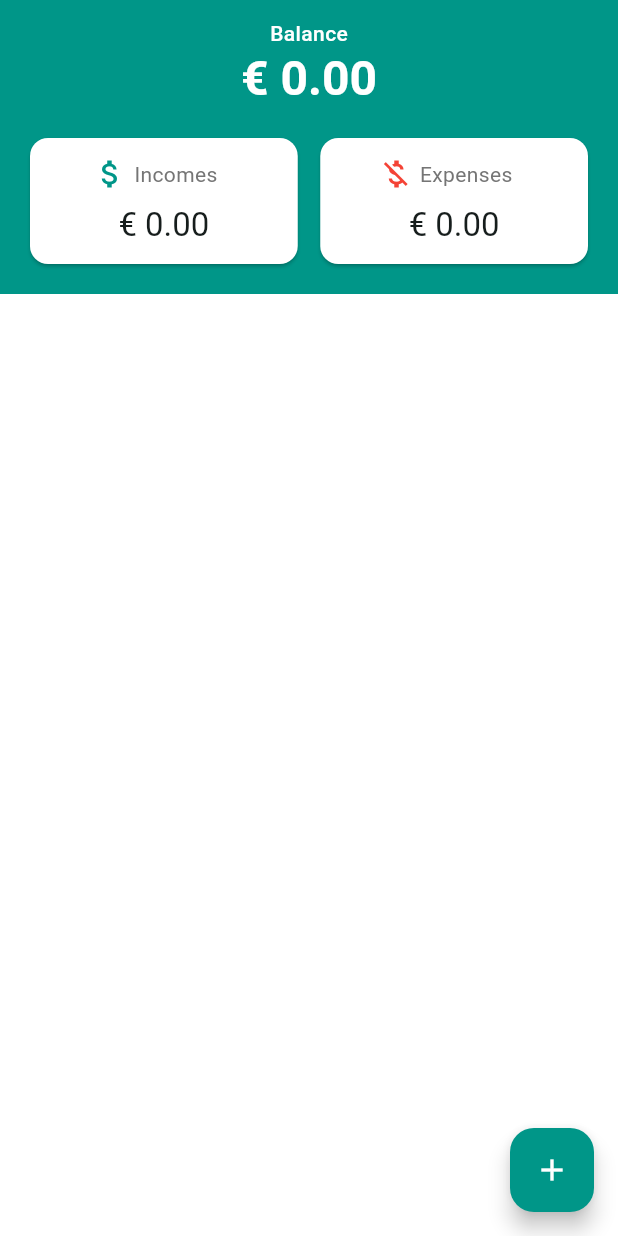
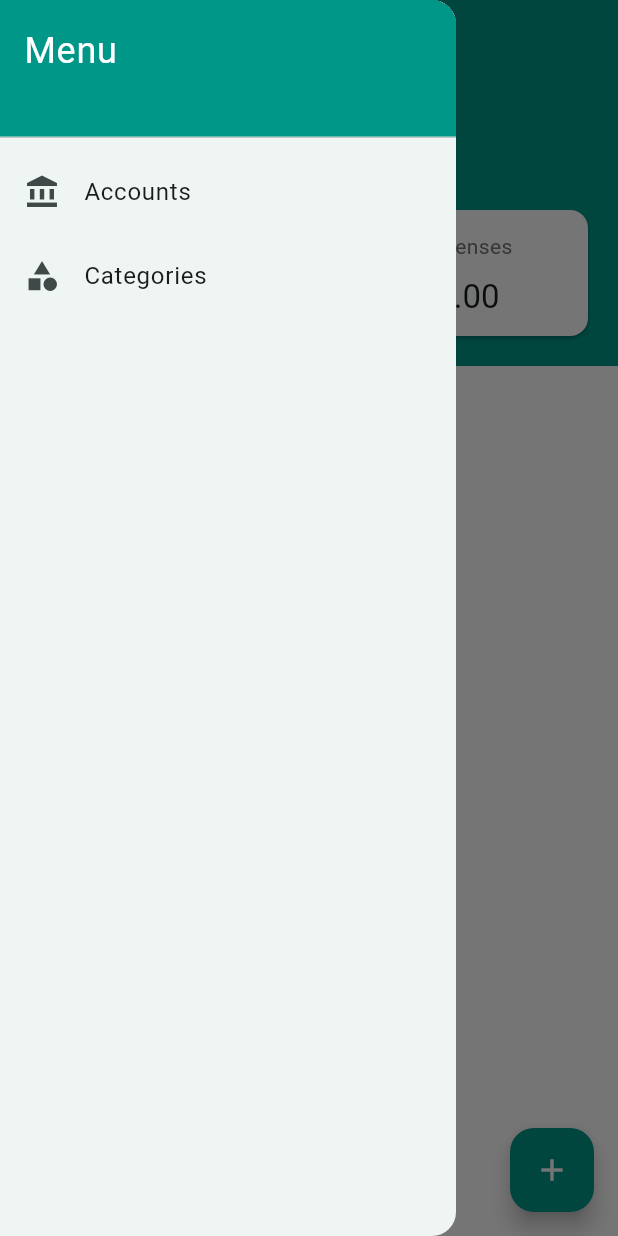
Before and after one commit to kimpuvi99/moneytracker, a Flutter app: the screen it shows after launch, with the side drawer open (before the commit the screen has no drawer), on a phone screen of 412 x 824 dp. Run offline on Flutter 3.47's test engine with Material 3 defaults, Android fonts, the phone set to English and light mode, and no system bars; our stand-ins replace currency_text_input_formatter, shared_preferences, sqflite; accounts and stored records are empty.

Commit message:
Initial commit

```diff
--- a/lib/main.dart
+++ b/lib/main.dart
@@ -1,8 +1,10 @@
 import 'package:flutter/material.dart';
 import 'package:money_tracker/controller/transactions_provider.dart';
+import 'package:money_tracker/database/transaction_database.dart'; // Importa la base de datos
+import 'package:money_tracker/view/screens/categories_screen.dart';
 import 'package:provider/provider.dart';
-
-import 'view/home_screen.dart';
+import 'view/screens/home_screen.dart';
+import 'view/screens/accounts_screen.dart';
 
 void main() {
   runApp(const MyApp());
@@ -11,18 +13,103 @@ void main() {
 class MyApp extends StatelessWidget {
   const MyApp({super.key});
 
-  // This widget is the root of your application.
+  @
+override
+  Widget build(BuildContext context) {
+    return ChangeNotifierProvider(
+      create: (context) => TransactionsProvider()..fetchTransactions(),
+      child: MaterialApp(
+        title: 'Money Tracker',
+        debugShowCheckedModeBanner: false,
+        theme: ThemeData(
+          colorScheme: ColorScheme.fromSeed(seedColor: Colors.teal),
+          useMaterial3: true,
+        ),
+        home: const NavigationHomeScreenContainer(), // Nuevo widget contenedor
+      ),
+    );
+  }
+}
+
+// Nuevo widget contenedor para NavigationHomeScreen
+class NavigationHomeScreenContainer extends StatefulWidget {
+  const NavigationHomeScreenContainer({super.key});
+
+  @override
+  State<NavigationHomeScreenContainer> createState() => _NavigationHomeScreenContainerState();
+}
+
+class _NavigationHomeScreenContainerState extends State<NavigationHomeScreenContainer> {
   @override
   Widget build(BuildContext context) {
-    return ChangeNotifierProvider(
-        create: (context) => TransactionsProvider(),
-        child: MaterialApp(
-          title: 'Flutter Demo',
-          theme: ThemeData(
-            colorScheme: ColorScheme.fromSeed(seedColor: Colors.teal),
-            useMaterial3: true,
-          ),
-          home: const HomeScreen(),
-        ));
+    return const NavigationHomeScreen(); // Retorna el NavigationHomeScreen original
+  }
+
+  @override
+  void dispose() {
+    TransactionDatabase.instance.close(); // Cierra la base de datos
+    super.dispose();
   }
 }
+
+// Nueva clase para manejar la navegación con el Drawer (sin cambios)
+
+class NavigationHomeScreen extends StatelessWidget {
+  const NavigationHomeScreen({super.key});
+
+  @override
+  Widget build(BuildContext context) {
+    return Scaffold(
+      appBar: AppBar(
+        backgroundColor: Colors.teal,
+      ),
+      drawer: SizedBox(
+        child: Drawer(
+          child: ListView(
+            padding: EdgeInsets.zero,
+            children: [
+              const SizedBox(
+                height: 100,
+                child: DrawerHeader(
+                  decoration: BoxDecoration(
+                    color: Colors.teal,
+                  ),
+                  child: Text('Menu',
+                    style: TextStyle(
+                      color: Colors.white,
+                      fontSize: 24,
+                    ),
+                  ),
+                ),
+              ),
+
+              ListTile(
+                leading: const Icon(Icons.account_balance),
+                title: const Text('Accounts'),
+                onTap: () {
+                  Navigator.pop(context);
+                  Navigator.push(
+                    context,
+                    MaterialPageRoute(builder: (context) => const AccountsScreen()),
+                  );
+                },
+              ),
+              ListTile(
+                leading: const Icon(Icons.category),
+                title: const Text('Categories'),
+                onTap: () {
+                  Navigator.pop(context);
+                  Navigator.push(
+                    context,
+                    MaterialPageRoute(builder: (context) => const CategoriesScreen()),
+                  );
+                },
+              ),
+            ],
+          ),
+        ),
+      ),
+      body: const HomeScreen(),
+    );
+  }
+}
--- a/lib/model/transaction.dart
+++ b/lib/model/transaction.dart
@@ -1,17 +1,28 @@
 enum TransactionType { income, expense }
 
 class Transaction {
-  final String id; // Add the id property
+  final String id;
   final TransactionType type;
   final double amount;
   final String description;
   final DateTime date;
 
   Transaction({
-    required this.id, // Make id a required positional parameter
+    required this.id,
     required this.type,
     required this.amount,
     required this.description,
     required this.date,
-  }); // Remove the ID generation from the constructor
+  });
+
+  // Add the toMap() method:
+  Map<String, dynamic> toMap() {
+    return {
+      'id': id,
+      'type': type.toString(), // Convert enum to string for database
+      'amount': amount,
+      'description': description,
+      'date': date.millisecondsSinceEpoch, // Store date as milliseconds
+    };
+  }
 }
--- a/lib/view/components/home_header.dart
+++ b/lib/view/components/home_header.dart
@@ -22,11 +22,10 @@ class HomeHeader extends StatelessWidget {
       ),
       child: Column(
         children: [
-          const SizedBox(height: 12),
           Text('Balance',
               style: Theme.of(context)
                   .textTheme
-                  .bodyMedium!
+                  .bodyLarge!
                   .copyWith(color: Colors.white, fontWeight: FontWeight.w500)),
           Text('€ ${balance.toStringAsFixed(2)}',
               style: Theme.of(context)
--- a/lib/view/home_screen.dart
+++ b/lib/view/screens/home_screen.dart
@@ -1,7 +1,7 @@
 import 'package:flutter/material.dart';
-import 'components/add_transaction_dialog.dart';
-import 'components/home_header.dart';
-import 'components/transactions_list.dart';
+import '../components/add_transaction_dialog.dart';
+import '../components/home_header.dart';
+import '../components/transactions_list.dart';
 
 class HomeScreen extends StatefulWidget {
   const HomeScreen({super.key});
--- a/pubspec.yaml
+++ b/pubspec.yaml
@@ -28,6 +28,8 @@ environment:
 # the latest version available on pub.dev. To see which dependencies have newer
 # versions available, run `flutter pub outdated`.
 dependencies:
+  sqflite: ^2.0.0+3
+  shared_preferences: ^2.0.15
   uuid: ^3.0.6  # Or the latest version
   cupertino_icons: ^1.0.6
   currency_text_input_formatter: ^2.2.3
```
Also changed, not shown: lib/controller/transactions_provider.dart (+18 -4 lines), lib/database/transaction_database.dart (added, +94 -0 lines), lib/view/components/add_transaction_dialog.dart (+57 -34 lines), lib/view/screens/accounts_screen.dart (added, +18 -0 lines), lib/view/screens/categories_screen.dart (added, +104 -0 lines), lib/view/widgets/header_card.dart (line endings or trailing spaces), pubspec.lock, 1 other file.
